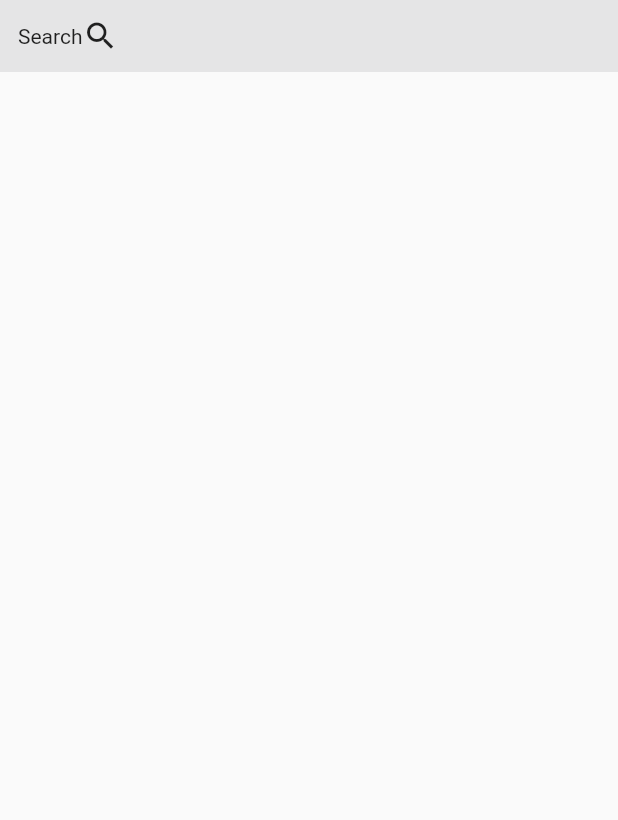
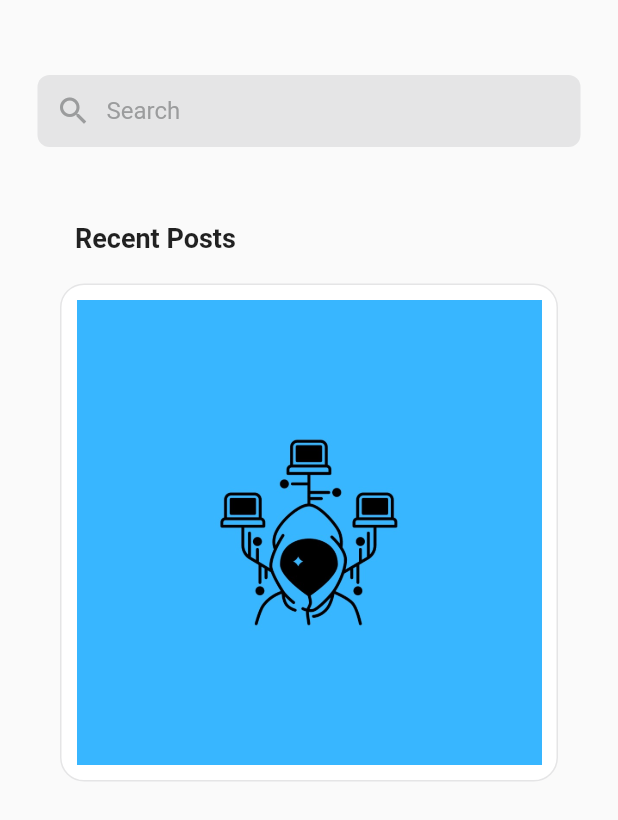
Before and after one commit to SmokerSacred/flutter_hackathon, a Flutter app: the MyHomePageReal screen opened directly, on a phone screen of 412 x 824 dp. Shown: the top 820 px of the screen. Run offline on Flutter 3.47's test engine with Material 2 defaults, Android fonts, the light colour scheme and no system bars.

Commit message:
commit 4

```diff
--- a/lib/Components/square_tile.dart
+++ b/lib/Components/square_tile.dart
@@ -12,12 +12,12 @@ class SquareTile extends StatelessWidget {
     return Container(
       padding: const EdgeInsets.all(10),
       decoration: BoxDecoration(
-          border: Border.all(color: Color(0xFF323334)),
+          border: Border.all(color: Color(0xFFe5e5e6)),
           borderRadius: BorderRadius.circular(16),
-          color: Color(0xFFe5e5e6)),
+          color: Color(0xFFffffff)),
       child: Image.asset(
         imagePath,
-        height: 30,
+        height: 310,
       ),
     );
   }
--- a/lib/main.dart
+++ b/lib/main.dart
@@ -1,6 +1,8 @@
 import 'package:flutter/material.dart';
+import 'pages/login_page.dart';
 import 'pages/login_or_register.dart';
 import 'pages/Home_page.dart';
+import 'pages/register_page.dart';
 
 void main() {
   runApp(const MainApp());
@@ -11,10 +13,12 @@ class MainApp extends StatelessWidget {
 
   @override
   Widget build(BuildContext context) {
-    return  MaterialApp(
+    return MaterialApp(
       home: const LoginOrRegister(),
       routes: {
         '/homepage': (context) => const HomePage(),
+        '/login': (context) => LoginPage(onTap: () {}),
+        '/register': (context) => RegisterPage(onTap: () {}),
       },
     );
   }
--- a/lib/pages/real_homepage.dart
+++ b/lib/pages/real_homepage.dart
@@ -1,4 +1,5 @@
 import 'package:flutter/material.dart';
+import 'package:futter_hackathon/Components/square_tile.dart';
 
 class MyHomePageReal extends StatefulWidget {
   const MyHomePageReal({super.key});
@@ -11,19 +12,60 @@ class _MyHomePageRealState extends State<MyHomePageReal> {
   @override
   Widget build(BuildContext context) {
     // ignore: prefer_const_constructors
-    return Column(
+    return Scaffold(
+      body: SafeArea(
+        child: SingleChildScrollView(
+          child: Column(
             children: [
+              const SizedBox(height: 50),
+
               //Search bar
               Container(
-            padding: EdgeInsets.all(12),
-            decoration: BoxDecoration(color: Color(0xFFe5e5e6)),
-            child: Row(
+                padding: const EdgeInsets.all(12),
+                margin: const EdgeInsets.symmetric(horizontal: 25),
+                decoration: BoxDecoration(
+                  color: const Color(0xFFe5e5e6),
+                  borderRadius: BorderRadius.circular(8),
+                ),
+                child: const Row(
                   children: [
-                Text('Search'),
-                Icon(Icons.search),
+                    Icon(Icons.search, color: Color(0xFF9b9c9d)),
+                    SizedBox(width: 10),
+                    Text(
+                      'Search',
+                      style: TextStyle(color: Color(0xFF9b9c9d), fontSize: 16),
+                    ),
                   ],
-            ))
+                ),
+              ),
+
+              const SizedBox(height: 50),
+
+              // Recent reports header
+              Container(
+                padding: EdgeInsets.symmetric(horizontal: 50),
+                alignment: Alignment.centerLeft,
+                child: const Text(
+                  "Recent Posts",
+                  style: TextStyle(
+                    fontSize: 18,
+                    fontWeight: FontWeight.bold,
+                  ),
+                ),
+              ),
+
+              const SizedBox(height: 20),
+
+              // Recent reports
+              const Row(
+                mainAxisAlignment: MainAxisAlignment.center,
+                children: [SquareTile(imagePath: 'lib/images/Hackerview.jpeg')],
+
+              )
             ],
+          ),
+        ),
+      ),
     );
   }
 }
```
Also changed, not shown: lib/Components/my_dropdown.dart (deleted, +0 -19 lines), lib/pages/login_page.dart (+3 -32 lines), lib/pages/register_page.dart (+3 -32 lines), lib/pages/user_page.dart (+70 -4 lines), lib/images/Hackerview.jpeg (added), lib/images/cyberview.jpeg (added). Lines whose indentation alone changed are shown as unchanged.
